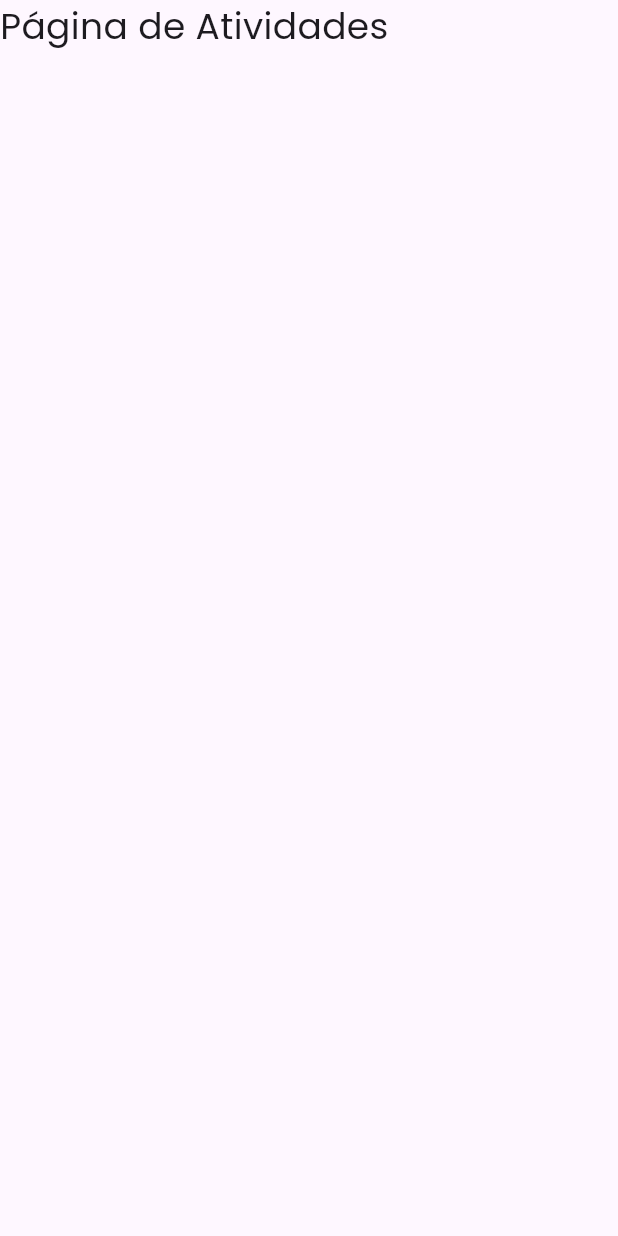
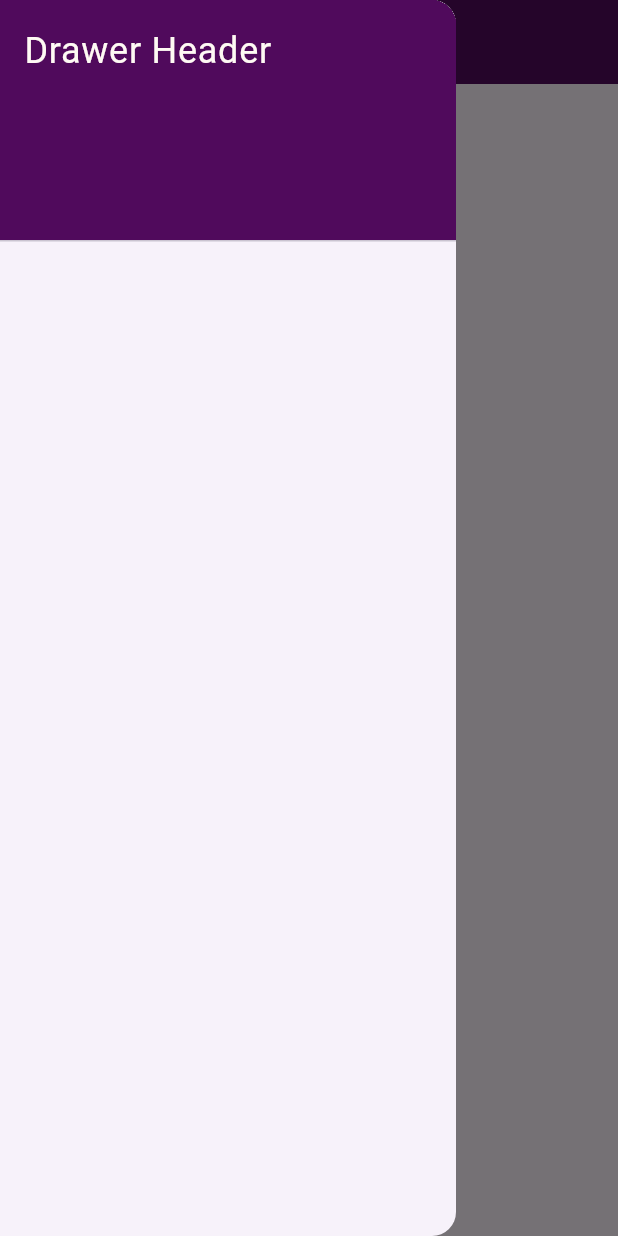
Before and after one commit to PedroSawczuk/Student-Journey-App, a Flutter app: the AtividadePage screen opened by its route, with the side drawer open (before the commit the screen has no drawer), on a phone screen of 412 x 824 dp. Run offline on Flutter 3.47's test engine with Material 3 defaults, Android fonts, the phone set to English and light mode, and no system bars; our stand-ins replace supabase_flutter; accounts and stored records are empty; statements that could not run were skipped.

Commit message:
Creating DrawerCustom

```diff
--- a/lib/pages/AtividadePage.dart
+++ b/lib/pages/AtividadePage.dart
@@ -1,4 +1,7 @@
 import 'package:flutter/material.dart';
+
+import '../utils/CustomUtils.dart';
+import '../utils/DrawerCustom.dart';
 
 class AtividadePage extends StatefulWidget {
   const AtividadePage({super.key});
@@ -11,6 +14,16 @@ class _AtividadePageState extends State<AtividadePage> {
   @override
   Widget build(BuildContext context) {
     return Scaffold(
+      drawer: DrawerCustom(),
+      appBar: AppBar(
+        backgroundColor: CustomUtils.colorPrimary,
+        title: Text(
+          'Página Inicial',
+          style: TextStyle(
+            color: CustomUtils.colorWhite,
+          ),
+        ),
+      ),
       body: SingleChildScrollView(
         child: Column(
           children: [
--- a/lib/pages/EventosPage.dart
+++ b/lib/pages/EventosPage.dart
@@ -1,4 +1,6 @@
 import 'package:flutter/material.dart';
+import '../utils/CustomUtils.dart';
+import '../utils/DrawerCustom.dart';
 
 class EventosPage extends StatefulWidget {
   const EventosPage({super.key});
@@ -11,6 +13,16 @@ class _EventosPageState extends State<EventosPage> {
   @override
   Widget build(BuildContext context) {
     return Scaffold(
+      drawer: DrawerCustom(),
+      appBar: AppBar(
+        backgroundColor: CustomUtils.colorPrimary,
+        title: Text(
+          'Página Inicial',
+          style: TextStyle(
+            color: CustomUtils.colorWhite,
+          ),
+        ),
+      ),
       body: SingleChildScrollView(
         child: Column(
           children: [
--- a/lib/pages/HomePage.dart
+++ b/lib/pages/HomePage.dart
@@ -1,4 +1,7 @@
 import 'package:flutter/material.dart';
+import 'package:student_journey_app/utils/CustomUtils.dart';
+
+import '../utils/DrawerCustom.dart';
 
 class HomePage extends StatefulWidget {
   const HomePage({super.key});
@@ -11,6 +14,16 @@ class _HomePageState extends State<HomePage> {
   @override
   Widget build(BuildContext context) {
     return Scaffold(
+      drawer: DrawerCustom(),
+      appBar: AppBar(
+        backgroundColor: CustomUtils.colorPrimary,
+        title: Text(
+          'Página Inicial',
+          style: TextStyle(
+            color: CustomUtils.colorWhite,
+          ),
+        ),
+      ),
       body: SingleChildScrollView(
         child: Column(
           children: [
--- a/lib/pages/NotasPage.dart
+++ b/lib/pages/NotasPage.dart
@@ -1,4 +1,7 @@
 import 'package:flutter/material.dart';
+
+import '../utils/CustomUtils.dart';
+import '../utils/DrawerCustom.dart';
 
 class NotasPage extends StatefulWidget {
   const NotasPage({super.key});
@@ -11,6 +14,16 @@ class _NotasPageState extends State<NotasPage> {
   @override
   Widget build(BuildContext context) {
     return Scaffold(
+      drawer: DrawerCustom(),
+      appBar: AppBar(
+        backgroundColor: CustomUtils.colorPrimary,
+        title: Text(
+          'Página Inicial',
+          style: TextStyle(
+            color: CustomUtils.colorWhite,
+          ),
+        ),
+      ),
       body: SingleChildScrollView(
         child: Column(
           children: [
--- a/lib/pages/TrabalhoPage.dart
+++ b/lib/pages/TrabalhoPage.dart
@@ -1,4 +1,7 @@
 import 'package:flutter/material.dart';
+
+import '../utils/CustomUtils.dart';
+import '../utils/DrawerCustom.dart';
 
 class TrabalhoPage extends StatefulWidget {
   const TrabalhoPage({super.key});
@@ -11,6 +14,16 @@ class _TrabalhoPageState extends State<TrabalhoPage> {
   @override
   Widget build(BuildContext context) {
     return Scaffold(
+      drawer: DrawerCustom(),
+      appBar: AppBar(
+        backgroundColor: CustomUtils.colorPrimary,
+        title: Text(
+          'Página Inicial',
+          style: TextStyle(
+            color: CustomUtils.colorWhite,
+          ),
+        ),
+      ),
       body: SingleChildScrollView(
         child: Column(
           children: [
--- a/lib/utils/CustomUtils.dart
+++ b/lib/utils/CustomUtils.dart
@@ -2,4 +2,5 @@ import 'package:flutter/material.dart';
 
 class CustomUtils {
   static const colorPrimary = Color(0xFF500A5C);
+  static const colorWhite = Color(0xFFFFFAF4);
 }
--- /dev/null
+++ b/lib/utils/DrawerCustom.dart
@@ -0,0 +1,29 @@
+import 'package:flutter/material.dart';
+import 'CustomUtils.dart';
+
+class DrawerCustom extends StatelessWidget {
+  const DrawerCustom({super.key});
+
+  @override
+  Widget build(BuildContext context) {
+    return Drawer(
+      child: ListView(
+        padding: EdgeInsets.zero,
+        children: <Widget>[
+          DrawerHeader(
+            decoration: BoxDecoration(
+              color: CustomUtils.colorPrimary,
+            ),
+            child: Text(
+              'Drawer Header',
+              style: TextStyle(
+                color: CustomUtils.colorWhite,
+                fontSize: 24,
+              ),
+            ),
+          ),
+        ],
+      ),
+    );
+  }
+}
```
